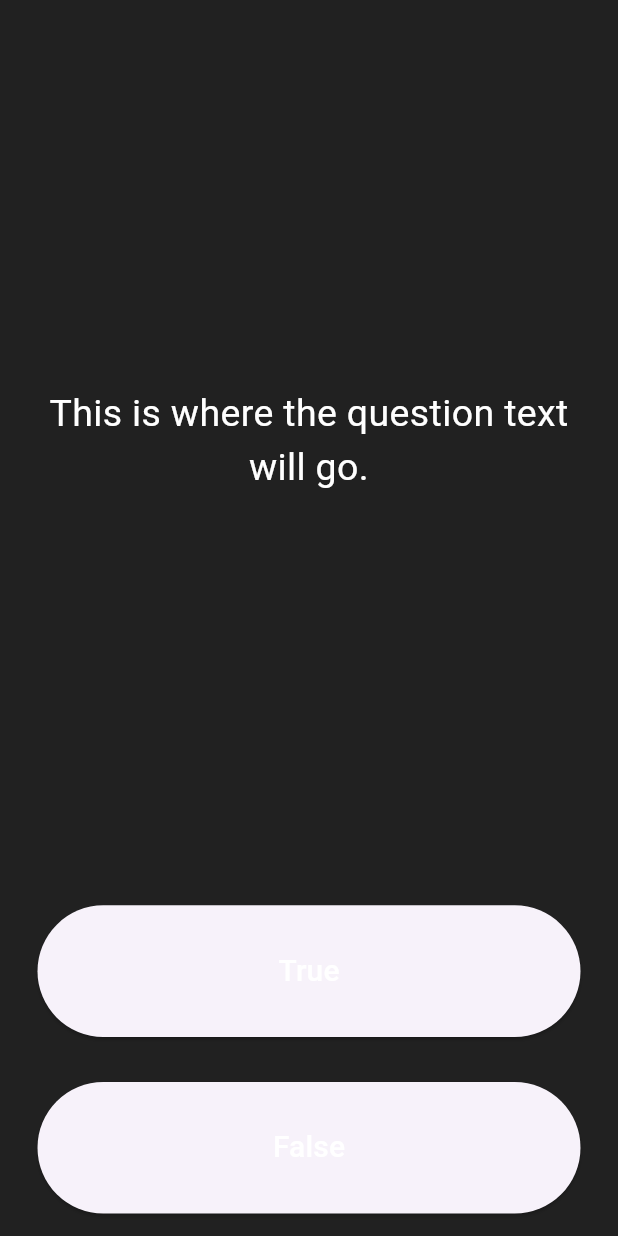
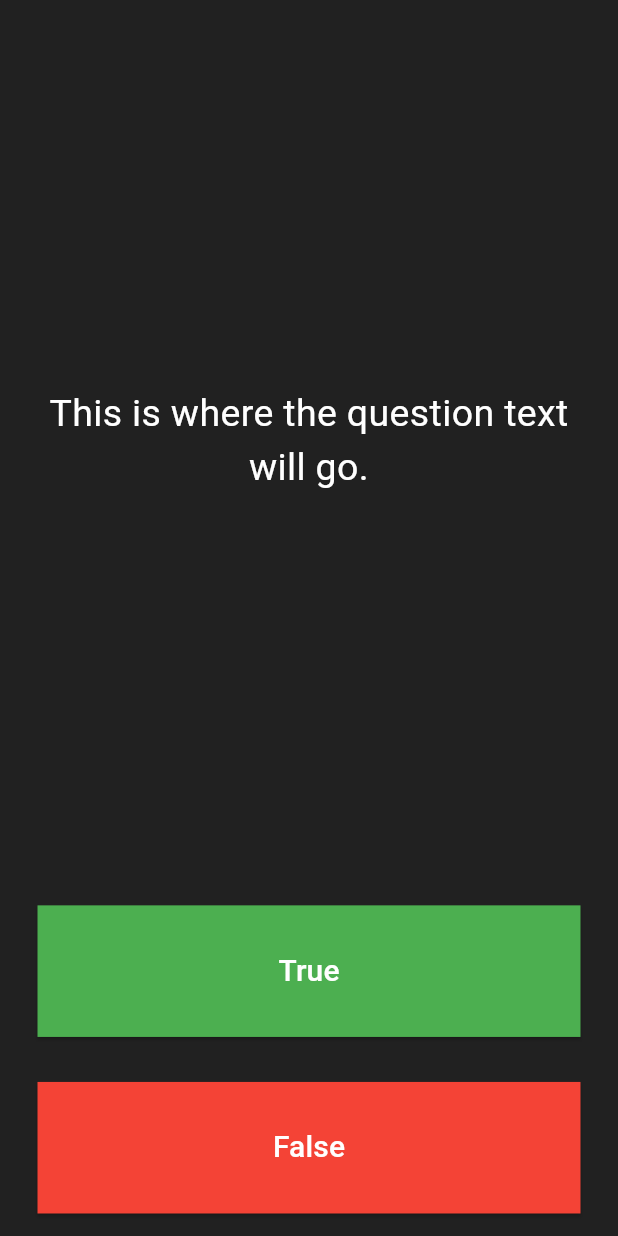
Before and after one commit to adamalcantara/quizzler, a Flutter app: the screen it shows after launch, on a phone screen of 412 x 824 dp. Run offline on Flutter 3.47's test engine with Material 3 defaults, Android fonts, the phone set to English and light mode, and no system bars.

```diff
--- a/lib/main.dart
+++ b/lib/main.dart
@@ -51,8 +51,13 @@ class _QuizPageState extends State<QuizPage> {
           child: Padding(
             padding: EdgeInsets.all(15.0),
             child: ElevatedButton(
-              // textColor: Colors.white,
-              // color: Colors.green,
+              style: ElevatedButton.styleFrom(
+                foregroundColor: Colors.white,
+                backgroundColor: Colors.green,
+                shape: RoundedRectangleBorder(
+                  borderRadius: BorderRadius.circular(0.0),
+                )
+              ),
               child: Text(
                 'True',
                 style: TextStyle(
@@ -70,7 +75,13 @@ class _QuizPageState extends State<QuizPage> {
           child: Padding(
             padding: EdgeInsets.all(15.0),
             child: ElevatedButton(
-              // color: Colors.red,
+              style: ElevatedButton.styleFrom(
+                  foregroundColor: Colors.white,
+                  backgroundColor: Colors.red,
+                  shape: RoundedRectangleBorder(
+                    borderRadius: BorderRadius.circular(0.0),
+                  )
+              ),
               child: Text(
                 'False',
                 style: TextStyle(
```
Also changed, not shown: 10 other files.
